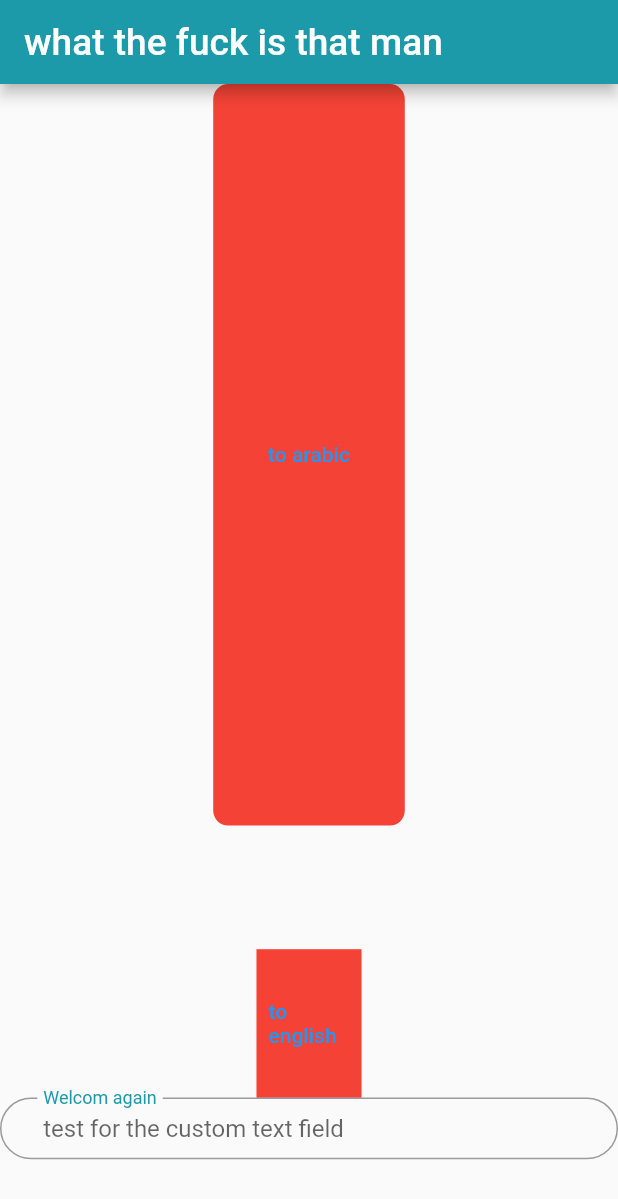
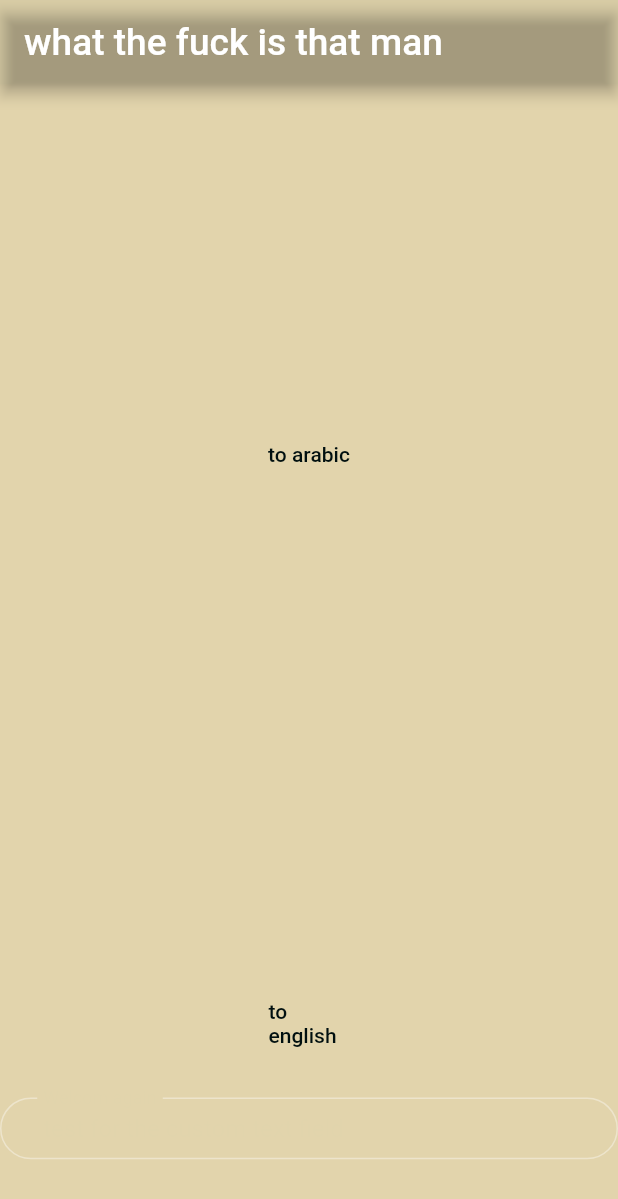
Before and after one commit to MayarAboumahmood/DashBoard, a Flutter app: the screen it shows after launch, on a phone screen of 412 x 824 dp. Shown: the top 1199 px of the screen. Run offline on Flutter 3.47's test engine with Material 2 defaults, Android fonts, the phone set to English and light mode, and no system bars; our stand-ins replace get, shared_preferences.

Commit message:
The last changes for the color that we will use.

```diff
--- a/dashboard/lib/constant/theme.dart
+++ b/dashboard/lib/constant/theme.dart
@@ -1,34 +1,80 @@
 import 'package:flutter/material.dart';
 
-Color primaryColor = const Color.fromARGB(255, 29, 154, 170);
-Color blackprimaryColor = const Color.fromARGB(255, 37, 89, 95);
-Color num2Color = const Color.fromARGB(255, 120, 203, 214);
-Color num3Color = const Color.fromARGB(255, 187, 220, 223);
-Color theBlueColor = const Color.fromARGB(255, 137, 159, 172);
-Color theorangeColor = const Color.fromARGB(255, 255, 177, 75);
-Color backgroundColordark = Colors.black12;
-Color backgroundColorlight = Colors.white;
-Color lowWhite = const Color.fromARGB(255, 185, 185, 185);
+//for light mode
+Color primaryColor = const Color.fromARGB(1, 43, 120, 97); //done
+Color woodBrownColor = const Color.fromARGB(255, 54, 33, 20); //done
+Color skinColorWhite = const Color.fromARGB(255, 226, 212, 172); //done
 
+Color blackprimaryColor = const Color.fromARGB(255, 0, 15, 15);
+Color lightBrownColor = const Color.fromARGB(255, 141, 91, 73);
+
+//for dark mode
+//to do .... to do .... to do ... to do ... to do ...
+Color primaryDarkColor = const Color.fromARGB(255, 9, 99, 110);
+Color blackprimaryDarkColor = const Color.fromARGB(255, 0, 8, 8);
+Color brownDarkColor = const Color.fromARGB(255, 65, 40, 36);
+Color lightDarkBrownColor = const Color.fromARGB(255, 141, 91, 73);
+Color skinDarkColorWhite = const Color.fromARGB(255, 184, 140, 125);
+
+/*---------------*/
 class Themes {
   static ThemeData customdarktheme = ThemeData.dark().copyWith(
-    buttonTheme: const ButtonThemeData(
-      buttonColor: Colors.teal,
+      buttonTheme: ButtonThemeData(
+        buttonColor: lightBrownColor,
+      ),
+      primaryColor: blackprimaryColor,
+      secondaryHeaderColor: woodBrownColor,
+      appBarTheme: AppBarTheme(color: primaryColor),
+      brightness: Brightness.dark,
+      disabledColor: skinColorWhite,
+      dialogBackgroundColor: primaryColor,
+      dividerColor: primaryDarkColor,
+      floatingActionButtonTheme: FloatingActionButtonThemeData(
+          hoverColor: primaryColor, backgroundColor: skinColorWhite),
+      focusColor: primaryColor,
+      hoverColor: woodBrownColor,
+      iconTheme: IconThemeData(color: primaryColor),
+      cardColor: primaryColor,
+      hintColor: primaryColor,
+      scaffoldBackgroundColor: skinColorWhite);
+
+  ///
+  static ThemeData customlighttheme = ThemeData.light().copyWith(
+    buttonTheme: ButtonThemeData(
+      buttonColor: lightBrownColor,
     ),
+    dialogBackgroundColor: primaryColor,
+    hoverColor: woodBrownColor,
+    iconTheme: IconThemeData(color: primaryColor),
+    hintColor: primaryColor,
+    cardColor: primaryColor,
+    dividerColor: primaryDarkColor,
+    drawerTheme: DrawerThemeData(
+      backgroundColor: primaryColor,
+    ),
+    floatingActionButtonTheme: FloatingActionButtonThemeData(
+        hoverColor: primaryColor, backgroundColor: skinColorWhite),
+    focusColor: primaryColor,
+    textTheme: TextTheme(displaySmall: TextStyle(color: primaryDarkColor)),
     primaryColor: blackprimaryColor,
-    secondaryHeaderColor: Color.fromARGB(255, 0, 133, 119),
-    backgroundColor: backgroundColordark,
-    appBarTheme: AppBarTheme(color: blackprimaryColor),
-    // bottomAppBarColor: blackprimaryColor,
-  );
-  static ThemeData customlighttheme = ThemeData.light().copyWith(
-    primaryColor: primaryColor,
-    secondaryHeaderColor: num2Color,
-    backgroundColor: backgroundColorlight,
+    secondaryHeaderColor: woodBrownColor,
+    colorScheme: ColorScheme(
+      brightness: Brightness.light,
+      primary: blackprimaryColor, //to change the text color in the container.
+      onPrimary: Colors.white,
+      secondary: Colors.green,
+      onSecondary: Colors.white,
+      primaryContainer: woodBrownColor,
+      error: Colors.black,
+      onError: Colors.white,
+      background: Colors.blue,
+      onBackground: Colors.white,
+      surface: Colors.pink,
+      onSurface: Colors.white,
+    ),
     appBarTheme: AppBarTheme(color: primaryColor),
-    // bottomAppBarColor: primaryColor,
-    buttonTheme: ButtonThemeData(
-      buttonColor: num2Color,
-    ),
+    brightness: Brightness.light,
+    disabledColor: skinColorWhite,
+    scaffoldBackgroundColor: skinColorWhite,
   );
 }
--- a/dashboard/lib/view/Screens/test.dart
+++ b/dashboard/lib/view/Screens/test.dart
@@ -31,7 +31,6 @@ class Test extends StatelessWidget {
               padding: const EdgeInsets.symmetric(horizontal: 22),
               child: Container(
                 decoration: BoxDecoration(
-                  color: Colors.red,
                   borderRadius: BorderRadius.circular(size.buttonRadius),
                 ),
                 height: size.drinkCardHeight,
@@ -48,7 +47,6 @@ class Test extends StatelessWidget {
               height: Get.height * .1,
             ),
             Container(
-              color: Colors.red,
               height: size.normalButtonHeight,
               width: size.normalButtonWidht,
               child: TextButton(
```
